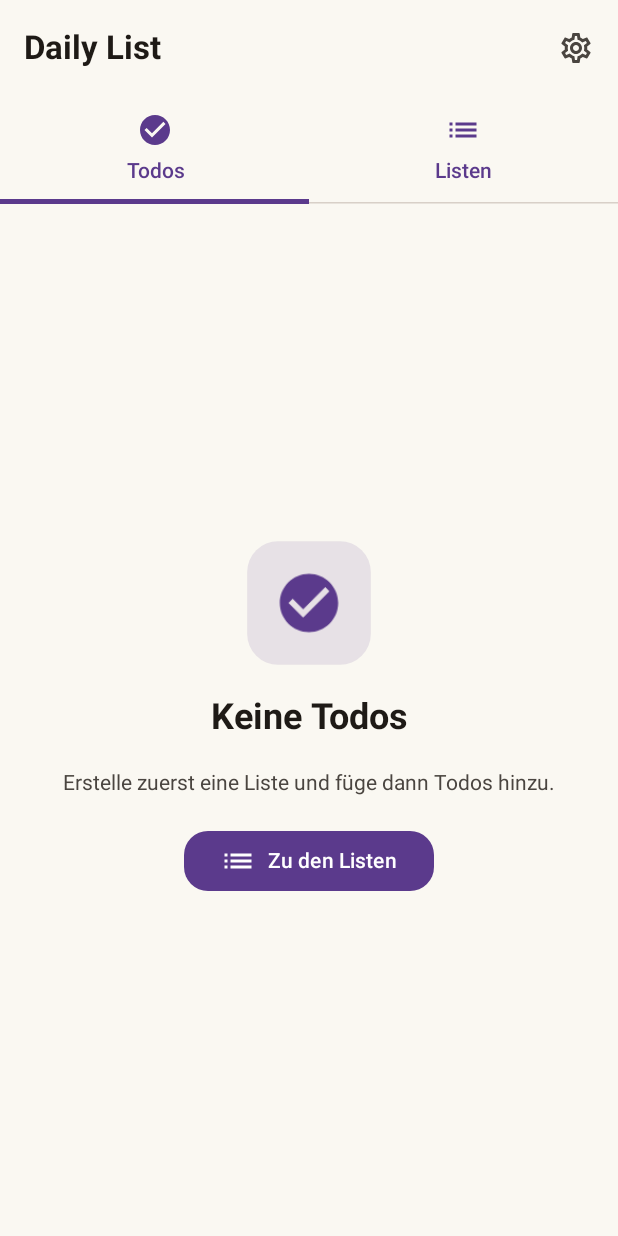
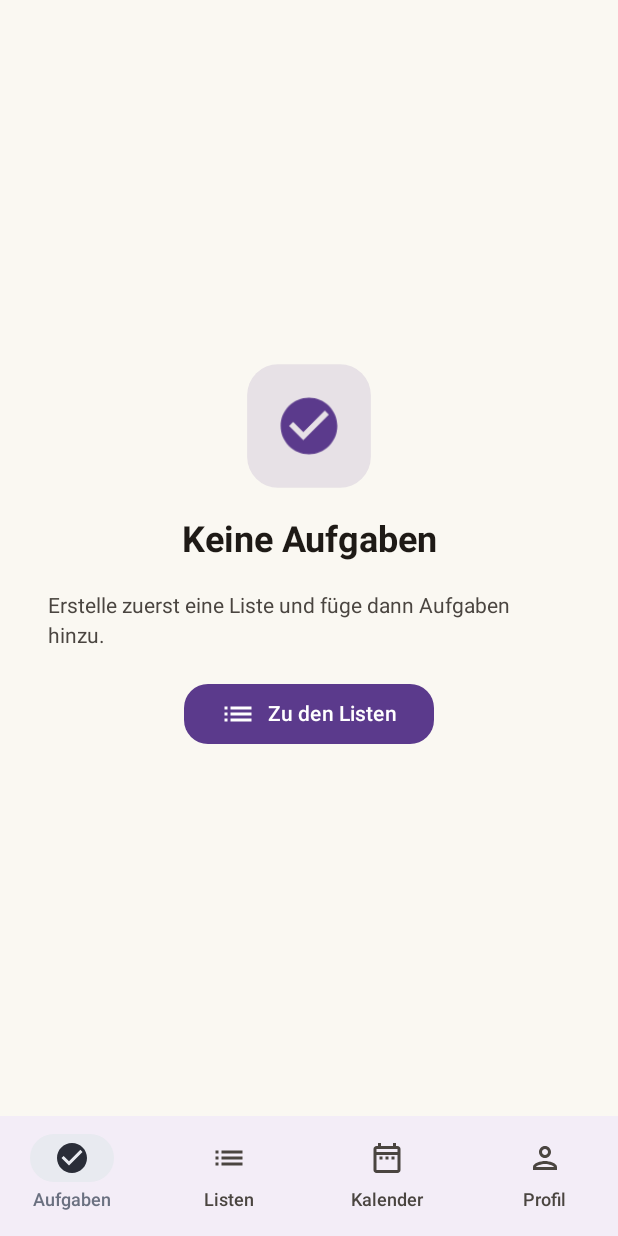
Before and after one commit to B31G3L/Dotlist, an Android app built with Jetpack Compose: the screen it shows after launch (MainActivity), on a phone screen of 412 x 824 dp. Run offline under Robolectric (Android 15) with nearby library versions, the phone set to English and light mode, and no system bars; our stand-ins replace Firebase (no records; nobody signed in at launch, a user with empty details on screens opened directly).

Commit message:
Passe UI an Design-Referenz an: Bottom-Nav, Lila-Theme, deutsche Labels
- Navigation: HorizontalPager + TabRow → 4-Tab NavigationBar (Aufgaben, Listen, Kalender, Profil)
- Kalender-Tab: Platzhalter-Screen
- Profil-Tab: bestehender Einstellungs-Screen (Header auf „Profil" umbenannt)
- Theme (VIOLET Dark): Farben exakt auf Design-Tokens gesetzt
  (#D0BCFF primary, #381E72 onPrimary, #141218 background, #E6E0E9 onSurface)
- Texte: „Todos" → „Aufgaben", „Neues Todo" → „Neue Aufgabe"

Co-Authored-By: Claude Sonnet 4.6 <noreply@anthropic.com>
Claude-Session: https://claude.ai/code/session_01UZfhhvrWnfkC44NA4pmhT4

```diff
--- a/01_SOURCE/app/src/main/java/de/beigel/todo/ui/screens/MainScreen.kt
+++ b/01_SOURCE/app/src/main/java/de/beigel/todo/ui/screens/MainScreen.kt
@@ -1,24 +1,24 @@
 package de.beigel.todo.ui.screens
 
 import androidx.compose.animation.core.*
-import androidx.compose.foundation.ExperimentalFoundationApi
 import androidx.compose.foundation.layout.*
-import androidx.compose.foundation.pager.HorizontalPager
-import androidx.compose.foundation.pager.rememberPagerState
 import androidx.compose.foundation.shape.RoundedCornerShape
 import androidx.compose.material.icons.Icons
 import androidx.compose.material.icons.filled.CheckCircle
+import androidx.compose.material.icons.filled.DateRange
 import androidx.compose.material.icons.filled.List
-import androidx.compose.material.icons.outlined.Settings
+import androidx.compose.material.icons.filled.Person
+import androidx.compose.material.icons.outlined.CheckCircle
+import androidx.compose.material.icons.outlined.DateRange
+import androidx.compose.material.icons.outlined.List
+import androidx.compose.material.icons.outlined.Person
 import androidx.compose.material3.*
 import androidx.compose.runtime.*
 import androidx.compose.ui.Alignment
 import androidx.compose.ui.Modifier
 import androidx.compose.ui.draw.clip
-import androidx.compose.ui.draw.drawBehind
 import androidx.compose.ui.draw.scale
-import androidx.compose.ui.graphics.Brush
-import androidx.compose.ui.graphics.Color
+import androidx.compose.ui.graphics.vector.ImageVector
 import androidx.compose.ui.platform.LocalContext
 import androidx.compose.ui.text.font.FontWeight
 import androidx.compose.ui.unit.dp
@@ -28,69 +28,59 @@ import de.beigel.todo.data.TodoList
 import de.beigel.todo.repository.TodoRepository
 import de.beigel.todo.utils.HapticFeedback
 import de.beigel.todo.viewmodel.ListsViewModel
-import de.beigel.todo.viewmodel.TodosViewModel
 import kotlinx.coroutines.launch
 
-@OptIn(ExperimentalMaterial3Api::class, ExperimentalFoundationApi::class)
+private enum class Tab(
+    val label        : String,
+    val selectedIcon : ImageVector,
+    val unselectedIcon: ImageVector,
+) {
+    AUFGABEN("Aufgaben", Icons.Filled.CheckCircle,  Icons.Outlined.CheckCircle),
+    LISTEN  ("Listen",   Icons.Filled.List,          Icons.Outlined.List),
+    KALENDER("Kalender", Icons.Filled.DateRange,     Icons.Outlined.DateRange),
+    PROFIL  ("Profil",   Icons.Filled.Person,        Icons.Outlined.Person),
+}
+
+@OptIn(ExperimentalMaterial3Api::class)
 @Composable
 fun MainScreen(repository: TodoRepository, deviceId: String) {
-    val context      = LocalContext.current
-    val haptic       = remember { HapticFeedback(context) }
-    val scope        = rememberCoroutineScope()
-    var showSettings by remember { mutableStateOf(false) }
+    val context = LocalContext.current
+    val haptic  = remember { HapticFeedback(context) }
+    val scope   = rememberCoroutineScope()
+
+    var currentTab by remember { mutableStateOf(Tab.AUFGABEN) }
 
     val listsViewModel: ListsViewModel = viewModel(
         factory = ListsViewModel.Factory(repository, context)
     )
     val listsUiState by listsViewModel.uiState.collectAsStateWithLifecycle()
 
-    val pagerState = rememberPagerState(pageCount = { 2 })
-
-    // Pager und TabRow synchron halten
-    LaunchedEffect(pagerState.currentPage) {
-        if (pagerState.currentPage == 1) haptic.tick()
-    }
-
-    if (showSettings) {
-        SettingsScreen(onBack = { showSettings = false })
-        return
-    }
-
     Scaffold(
-        topBar = {
-            Column {
-                TopAppBar(
-                    title   = { Text("Daily List", fontWeight = FontWeight.Bold) },
-                    actions = {
-                        IconButton(onClick = { haptic.tick(); showSettings = true }) {
-                            Icon(Icons.Outlined.Settings, contentDescription = "Einstellungen")
-                        }
+        bottomBar = {
+            NavigationBar {
+                Tab.entries.forEach { tab ->
+                    val selected = currentTab == tab
+                    NavigationBarItem(
+                        selected = selected,
+                        onClick  = {
+                            haptic.tick()
+                            currentTab = tab
                         },
-                    colors = TopAppBarDefaults.topAppBarColors(containerColor = Color.Transparent)
+                        icon     = {
+                            Icon(
+                                imageVector        = if (selected) tab.selectedIcon else tab.unselectedIcon,
+                                contentDescription = tab.label
                             )
-                TabRow(selectedTabIndex = pagerState.currentPage) {
-                    Tab(
-                        selected = pagerState.currentPage == 0,
-                        onClick  = { haptic.tick(); scope.launch { pagerState.animateScrollToPage(0) } },
-                        icon     = { Icon(Icons.Default.CheckCircle, contentDescription = null) },
-                        text     = { Text("Todos") }
-                    )
-                    Tab(
-                        selected = pagerState.currentPage == 1,
-                        onClick  = { haptic.tick(); scope.launch { pagerState.animateScrollToPage(1) } },
-                        icon     = { Icon(Icons.Default.List, contentDescription = null) },
-                        text     = { Text("Listen") }
+                        },
+                        label    = { Text(tab.label) }
                     )
                 }
             }
         }
     ) { padding ->
-        HorizontalPager(
-            state    = pagerState,
-            modifier = Modifier.fillMaxSize().padding(padding)
-        ) { page ->
-            when (page) {
-                0 -> {
+        Box(modifier = Modifier.fillMaxSize().padding(padding)) {
+            when (currentTab) {
+                Tab.AUFGABEN -> {
                     val activeLists = listsUiState.lists.filter { it.id in listsUiState.selectedListIds }
                     if (listsUiState.isLoading) {
                         Box(Modifier.fillMaxSize(), contentAlignment = Alignment.Center) {
@@ -99,7 +89,7 @@ fun MainScreen(repository: TodoRepository, deviceId: String) {
                     } else if (activeLists.isEmpty()) {
                         EmptyTodosState(onGoToLists = {
                             haptic.click()
-                            scope.launch { pagerState.animateScrollToPage(1) }
+                            currentTab = Tab.LISTEN
                         })
                     } else {
                         MultiTodosScreen(
@@ -109,18 +99,48 @@ fun MainScreen(repository: TodoRepository, deviceId: String) {
                         )
                     }
                 }
-                1 -> {
+                Tab.LISTEN -> {
                     ListsScreen(
                         viewModel  = listsViewModel,
                         deviceId   = deviceId,
                         haptic     = haptic,
                         onOpenList = { list ->
                             listsViewModel.setLastList(list.id)
-                            scope.launch { pagerState.animateScrollToPage(0) }
+                            currentTab = Tab.AUFGABEN
                         }
                     )
                 }
+                Tab.KALENDER -> KalenderPlaceholder()
+                Tab.PROFIL   -> SettingsScreen(onBack = { currentTab = Tab.AUFGABEN })
             }
+        }
+    }
+}
+
+@Composable
+private fun KalenderPlaceholder() {
+    Box(modifier = Modifier.fillMaxSize(), contentAlignment = Alignment.Center) {
+        Column(
+            horizontalAlignment = Alignment.CenterHorizontally,
+            verticalArrangement = Arrangement.spacedBy(12.dp),
+            modifier            = Modifier.padding(32.dp)
+        ) {
+            Icon(
+                imageVector        = Icons.Filled.DateRange,
+                contentDescription = null,
+                modifier           = Modifier.size(64.dp),
+                tint               = MaterialTheme.colorScheme.primary.copy(alpha = 0.5f)
+            )
+            Text(
+                text       = "Kalender",
+                style      = MaterialTheme.typography.headlineSmall,
+                fontWeight = FontWeight.Bold
+            )
+            Text(
+                text  = "Kalenderansicht – demnächst verfügbar.",
+                style = MaterialTheme.typography.bodyMedium,
+                color = MaterialTheme.colorScheme.onSurfaceVariant
+            )
         }
     }
 }
@@ -129,7 +149,6 @@ fun MainScreen(repository: TodoRepository, deviceId: String) {
 fun EmptyTodosState(onGoToLists: () -> Unit) {
     val primary = MaterialTheme.colorScheme.primary
 
-    // Puls-Animation wie NexTime Welcome-Screen
     val pulse = rememberInfiniteTransition(label = "pulse")
     val scale by pulse.animateFloat(
         initialValue  = 1f,
@@ -147,44 +166,32 @@ fun EmptyTodosState(onGoToLists: () -> Unit) {
             verticalArrangement = Arrangement.spacedBy(20.dp),
             modifier            = Modifier.padding(32.dp)
         ) {
-            // Animiertes Icon
-            Box(
-                modifier         = Modifier
-                    .size(80.dp)
-                    .scale(scale)
-                    .clip(RoundedCornerShape(20.dp))
-                    .then(
-                        Modifier.drawBehind { /* gradient background */ }
-                    ),
-                contentAlignment = Alignment.Center
-            ) {
             Surface(
                 modifier = Modifier
                     .size(80.dp)
                     .scale(scale),
-                    shape    = RoundedCornerShape(20.dp),
-                    color    = primary.copy(alpha = 0.12f)
+                shape = RoundedCornerShape(20.dp),
+                color = primary.copy(alpha = 0.12f)
             ) {
                 Box(contentAlignment = Alignment.Center, modifier = Modifier.fillMaxSize()) {
                     Icon(
-                            imageVector        = Icons.Default.CheckCircle,
+                        imageVector        = Icons.Filled.CheckCircle,
                         contentDescription = null,
                         tint               = primary,
                         modifier           = Modifier.size(44.dp)
                     )
                 }
             }
-            }
 
             Text(
-                text       = "Keine Todos",
+                text       = "Keine Aufgaben",
                 style      = MaterialTheme.typography.headlineSmall,
                 fontWeight = FontWeight.Bold,
                 color      = MaterialTheme.colorScheme.onSurface
             )
 
             Text(
-                text  = "Erstelle zuerst eine Liste und füge dann Todos hinzu.",
+                text  = "Erstelle zuerst eine Liste und füge dann Aufgaben hinzu.",
                 style = MaterialTheme.typography.bodyMedium,
                 color = MaterialTheme.colorScheme.onSurfaceVariant
             )
@@ -193,7 +200,7 @@ fun EmptyTodosState(onGoToLists: () -> Unit) {
                 onClick = onGoToLists,
                 shape   = RoundedCornerShape(16.dp)
             ) {
-                Icon(Icons.Default.List, contentDescription = null)
+                Icon(Icons.Filled.List, contentDescription = null)
                 Spacer(Modifier.width(8.dp))
                 Text("Zu den Listen")
             }
--- a/01_SOURCE/app/src/main/java/de/beigel/todo/ui/screens/MultiTodosScreen.kt
+++ b/01_SOURCE/app/src/main/java/de/beigel/todo/ui/screens/MultiTodosScreen.kt
@@ -215,7 +215,7 @@ fun MultiTodosScreen(
                             value         = inputText,
                             onValueChange = { inputText = it },
                             placeholder   = {
-                                Text(if (editingTodo != null) "Todo bearbeiten…" else "Neues Todo…")
+                                Text(if (editingTodo != null) "Aufgabe bearbeiten…" else "Neue Aufgabe…")
                             },
                             modifier      = Modifier
                                 .weight(1f)
@@ -271,7 +271,7 @@ fun MultiTodosScreen(
                         tint     = MaterialTheme.colorScheme.primary.copy(alpha = 0.4f)
                     )
                     Text(
-                        "Keine Todos",
+                        "Keine Aufgaben",
                         style      = MaterialTheme.typography.headlineSmall,
                         fontWeight = FontWeight.Bold
                     )
--- a/01_SOURCE/app/src/main/java/de/beigel/todo/ui/screens/SettingsScreen.kt
+++ b/01_SOURCE/app/src/main/java/de/beigel/todo/ui/screens/SettingsScreen.kt
@@ -59,12 +59,7 @@ fun SettingsScreen(onBack: () -> Unit) {
     Scaffold(
         topBar = {
             TopAppBar(
-                title = { Text("Einstellungen", fontWeight = FontWeight.Bold) },
-                navigationIcon = {
-                    IconButton(onClick = onBack) {
-                        Icon(Icons.AutoMirrored.Filled.ArrowBack, contentDescription = "Zurück")
-                    }
-                },
+                title  = { Text("Profil", fontWeight = FontWeight.Bold) },
                 colors = TopAppBarDefaults.topAppBarColors(containerColor = Color.Transparent)
             )
         }
--- a/01_SOURCE/app/src/main/java/de/beigel/todo/ui/theme/ThemeSelection.kt
+++ b/01_SOURCE/app/src/main/java/de/beigel/todo/ui/theme/ThemeSelection.kt
@@ -9,9 +9,10 @@ enum class AccentColor(
     val hex      : String,
     val light    : Color,
     val dark     : Color,
-    val onAccent : Color
+    val onAccent : Color,
+    val onDark   : Color? = null
 ) {
-    VIOLET  ("#5B3A8C", Color(0xFF5B3A8C), Color(0xFFCBB8F5), Color(0xFFFFFFFF)),
+    VIOLET  ("#5B3A8C", Color(0xFF5B3A8C), Color(0xFFD0BCFF), Color(0xFFFFFFFF), Color(0xFF381E72)),
     ORANGE  ("#C85A18", Color(0xFFC85A18), Color(0xFFFFB07A), Color(0xFFFFFFFF)),
     SAGE    ("#4A8A6F", Color(0xFF4A8A6F), Color(0xFF8EC8B0), Color(0xFFFFFFFF)),
     CRIMSON ("#6B1220", Color(0xFF6B1220), Color(0xFFFFB3B8), Color(0xFFFFFFFF)),
@@ -53,36 +54,36 @@ private fun buildLightScheme(accent: AccentColor): ColorScheme = lightColorSchem
 
 private fun buildDarkScheme(accent: AccentColor): ColorScheme = darkColorScheme(
     primary              = accent.dark,
-    onPrimary            = accent.onAccent.copy(
+    onPrimary            = accent.onDark ?: accent.onAccent.copy(
         red   = (accent.onAccent.red   * 0.15f).coerceAtLeast(0.05f),
         green = (accent.onAccent.green * 0.15f).coerceAtLeast(0.05f),
         blue  = (accent.onAccent.blue  * 0.15f).coerceAtLeast(0.05f),
     ),
-    primaryContainer     = accent.dark.copy(alpha = 0.18f),
+    primaryContainer     = accent.onDark?.copy(alpha = 0.6f) ?: accent.dark.copy(alpha = 0.18f),
     onPrimaryContainer   = accent.dark,
-    secondary            = Color(0xFF9AA0B0),
-    onSecondary          = Color(0xFF1A1C24),
-    secondaryContainer   = Color(0xFF2E3040),
-    onSecondaryContainer = Color(0xFFCDD0DC),
-    tertiary             = Color(0xFF8A96AA),
-    onTertiary           = Color(0xFF0E1220),
-    tertiaryContainer    = Color(0xFF252C3C),
-    onTertiaryContainer  = Color(0xFFBDCAD5),
-    background           = Color(0xFF211D17),
-    onBackground         = Color(0xFFEDE8DF),
-    surface              = Color(0xFF211D17),
-    onSurface            = Color(0xFFEDE8DF),
-    surfaceVariant       = Color(0xFF2E2920),
-    onSurfaceVariant     = Color(0xFFCDC8BF),
-    outline              = Color(0xFF6A6458),
-    outlineVariant       = Color(0xFF453F35),
+    secondary            = Color(0xFFCCC2DC),
+    onSecondary          = Color(0xFF332D41),
+    secondaryContainer   = Color(0xFF4A4458),
+    onSecondaryContainer = Color(0xFFE8DEF8),
+    tertiary             = Color(0xFFEFB8C8),
+    onTertiary           = Color(0xFF492532),
+    tertiaryContainer    = Color(0xFF633B48),
+    onTertiaryContainer  = Color(0xFFFFD8E4),
+    background           = Color(0xFF141218),
+    onBackground         = Color(0xFFE6E0E9),
+    surface              = Color(0xFF141218),
+    onSurface            = Color(0xFFE6E0E9),
+    surfaceVariant       = Color(0xFF49454F),
+    onSurfaceVariant     = Color(0xFFCAC4D0),
+    outline              = Color(0xFF938F99),
+    outlineVariant       = Color(0xFF49454F),
     error                = Color(0xFFFFB4AB),
     onError              = Color(0xFF690005),
     errorContainer       = Color(0xFF93000A),
     onErrorContainer     = Color(0xFFFFDAD6),
     scrim                = Color(0xFF000000),
-    inverseSurface       = Color(0xFFEDE8DF),
-    inverseOnSurface     = Color(0xFF171410),
+    inverseSurface       = Color(0xFFE6E0E9),
+    inverseOnSurface     = Color(0xFF322F37),
     inversePrimary       = accent.light,
 )
 
```
Lines whose indentation alone changed are shown as unchanged.
